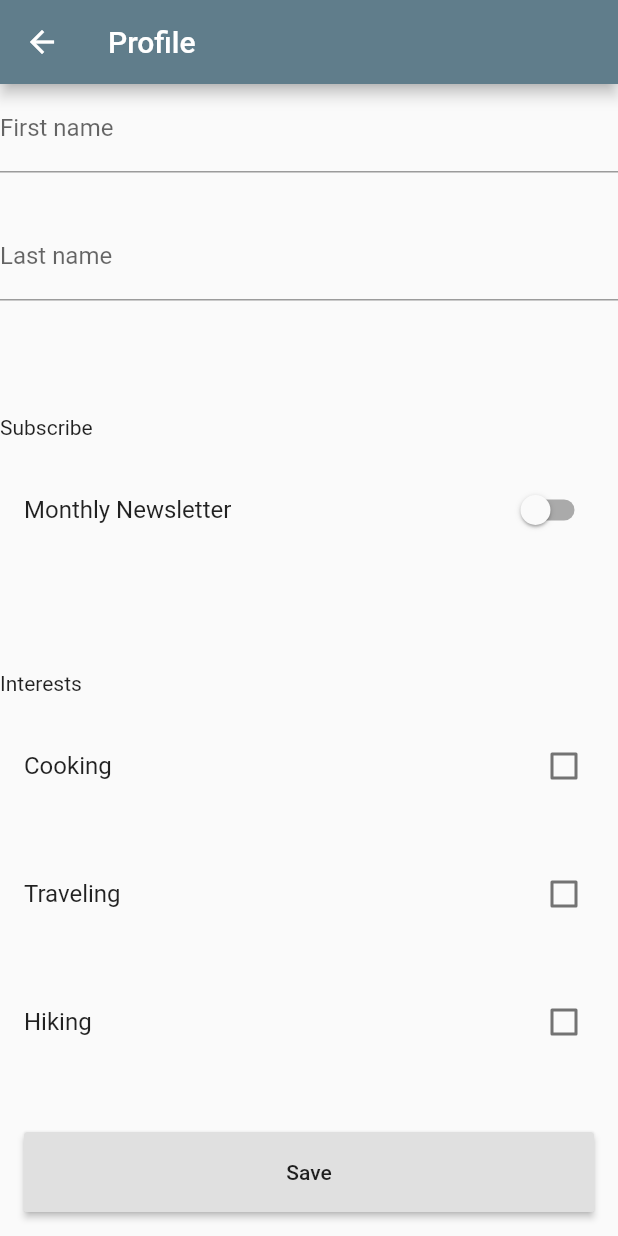
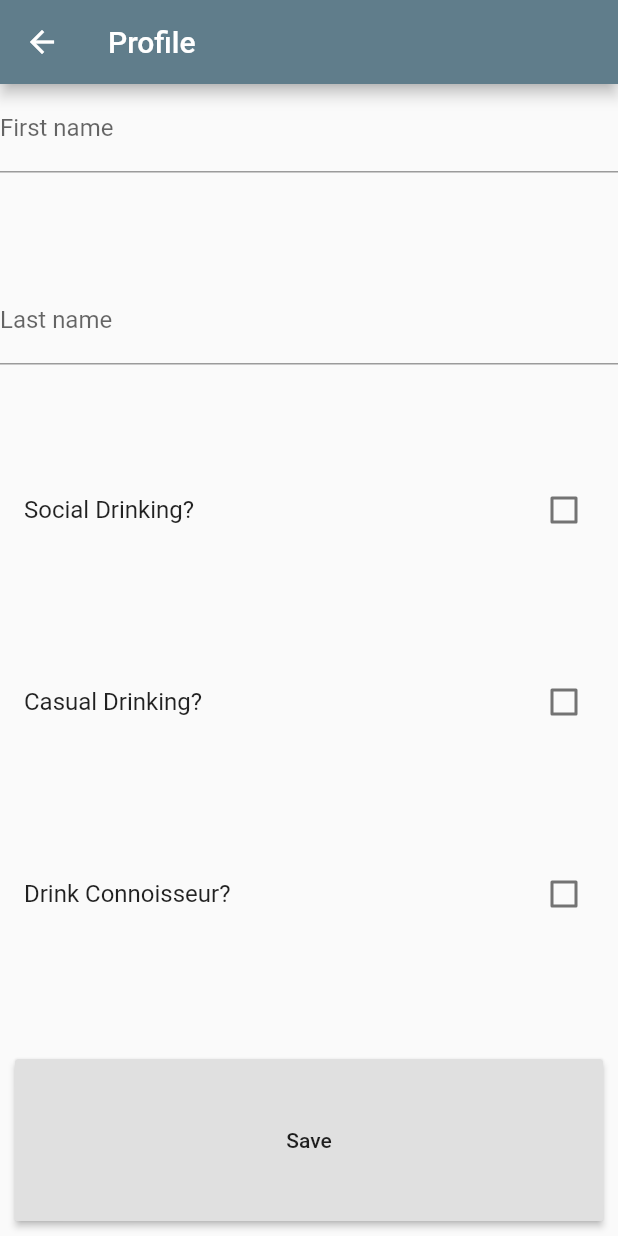
Before and after one commit to CodeFromStav/mixdrinks, a Flutter app: the ProfileInformation screen opened directly, on a phone screen of 412 x 824 dp. Run offline on Flutter 3.47's test engine with Material 2 defaults, Android fonts, the light colour scheme and no system bars; our stand-ins replace animated_text_kit, cloud_firestore, firebase_auth, firebase_database, modal_progress_hud; missing offline and left inert: floating_search_bar; accounts and stored records are empty.

Commit message:
More profile changes

```diff
--- a/lib/components/user.dart
+++ b/lib/components/user.dart
@@ -1,29 +1,36 @@
 import 'package:firebase_auth/firebase_auth.dart';
 import 'package:cloud_firestore/cloud_firestore.dart';
+import 'package:firebase_database/firebase_database.dart';
 
 class User {
   final _firestore = Firestore.instance;
   final _auth = FirebaseAuth.instance;
   FirebaseUser loggedInUser;
 
-  static const String PassionCooking = 'cooking';
-  static const String PassionHiking = 'hiking';
-  static const String PassionTraveling = 'traveling';
+  static DatabaseReference mDatabase;
+
+  static const String SocialDrinking = 'cooking';
+  static const String CasualDrinking = 'hiking';
+  static const String ConnoisseurDrinking = 'traveling';
   String firstName = '';
   String lastName = '';
   Map passions = {
-    PassionCooking: false,
-    PassionHiking: false,
-    PassionTraveling: false
+    SocialDrinking: false,
+    CasualDrinking: false,
+    ConnoisseurDrinking: false
   };
-  bool newsletter = false;
   save() {
     print('Saving user using a web service');
     getCurrentUser();
 
-    _firestore.collection('messages').add({
-      'text': firstName,
-      'sender': loggedInUser.email,
+
+
+    _firestore.collection('user').add({
+      'firstname': firstName,
+      'lastname': lastName,
+      'socialdrinking' : passions.containsKey(SocialDrinking),
+      'casualdrinking' : passions.containsKey(CasualDrinking),
+      'drinkconnoisseur' : passions.containsKey(ConnoisseurDrinking),
     });
   }
 
--- a/lib/screens/profile_information.dart
+++ b/lib/screens/profile_information.dart
@@ -54,55 +54,36 @@ class _ProfileInformationState extends State<ProfileInformation> {
                                     setState(() => _user.lastName = val)),
                           ),
                           Expanded(
-                            child: Container(
-                              padding: const EdgeInsets.fromLTRB(0, 50, 0, 20),
-                              child: Text('Subscribe'),
-                            ),
-                          ),
-                          Expanded(
-                            child: SwitchListTile(
-                                title: const Text('Monthly Newsletter'),
-                                value: _user.newsletter,
-                                onChanged: (bool val) =>
-                                    setState(() => _user.newsletter = val)),
-                          ),
-                          Expanded(
-                            child: Container(
-                              padding: const EdgeInsets.fromLTRB(0, 50, 0, 20),
-                              child: Text('Interests'),
-                            ),
-                          ),
-                          Expanded(
                             child: CheckboxListTile(
-                                title: const Text('Cooking'),
-                                value: _user.passions[User.PassionCooking],
+                                title: const Text('Social Drinking?'),
+                                value: _user.passions[User.SocialDrinking],
                                 onChanged: (val) {
                                   setState(() =>
-                                      _user.passions[User.PassionCooking] = val);
+                                      _user.passions[User.SocialDrinking] = val);
                                 }),
                           ),
                           Expanded(
                             child: CheckboxListTile(
-                                title: const Text('Traveling'),
-                                value: _user.passions[User.PassionTraveling],
+                                title: const Text('Casual Drinking?'),
+                                value: _user.passions[User.CasualDrinking],
                                 onChanged: (val) {
                                   setState(() => _user
-                                      .passions[User.PassionTraveling] = val);
+                                      .passions[User.CasualDrinking] = val);
                                 }),
                           ),
                           Expanded(
                             child: CheckboxListTile(
-                                title: const Text('Hiking'),
-                                value: _user.passions[User.PassionHiking],
+                                title: const Text('Drink Connoisseur?'),
+                                value: _user.passions[User.ConnoisseurDrinking],
                                 onChanged: (val) {
                                   setState(() =>
-                                      _user.passions[User.PassionHiking] = val);
+                                      _user.passions[User.ConnoisseurDrinking] = val);
                                 }),
                           ),
                           Expanded(
                             child: Container(
                                 padding: const EdgeInsets.symmetric(
-                                    vertical: 16.0, horizontal: 16.0),
+                                    vertical: 10.0, horizontal: 10.0),
                                 child: RaisedButton(
                                     onPressed: () {
                                       final form = _formKey.currentState;
--- a/pubspec.yaml
+++ b/pubspec.yaml
@@ -16,6 +16,7 @@ dependencies:
   firebase_auth: ^0.14.0+5
   firebase_analytics: ^5.0.2
   cloud_firestore: ^0.12.9+5
+  firebase_database: ^3.1.3
   modal_progress_hud: ^0.1.3
   floating_search_bar: ^0.3.0
 
```
Also changed, not shown: pubspec.lock, 2 other files.
